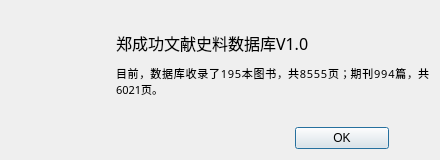
The window that UI/UI_AboutDialog.ui (mortersen/ZhengCG) describes before a commit, drawn with Qt 5.
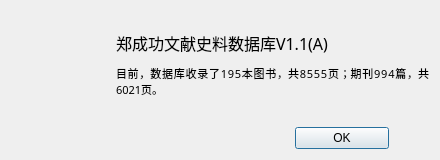
The same window after the commit. Icons and pictures are not drawn.

```diff
--- a/UI/UI_AboutDialog.ui
+++ b/UI/UI_AboutDialog.ui
@@ -84,7 +84,7 @@
           </font>
          </property>
          <property name="text">
-          <string>郑成功文献史料数据库V1.0</string>
+          <string>郑成功文献史料数据库V1.1(A)</string>
          </property>
          <property name="alignment">
           <set>Qt::AlignLeading|Qt::AlignLeft|Qt::AlignVCenter</set>
```
